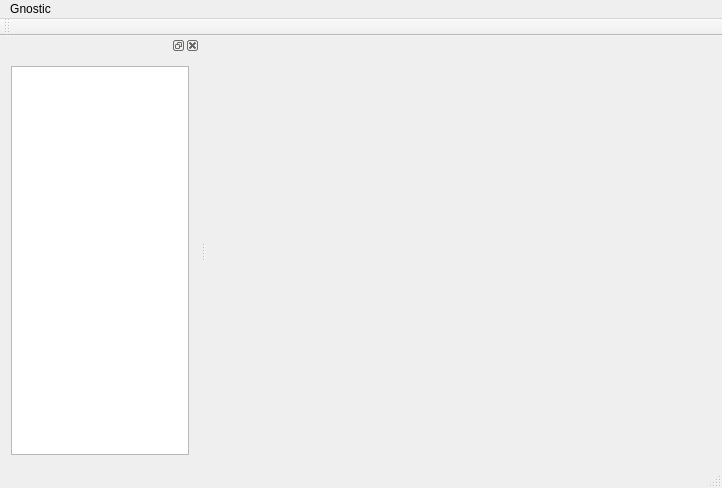
First picture: the form in src/GnosticMainWindow.ui, repository matthewg42/Gnostic, before the edit.
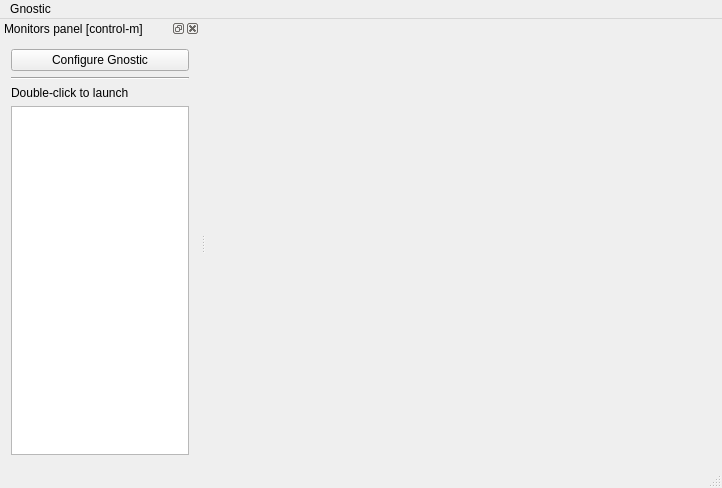
Second picture: the form after the edit. Icons and pictures are not drawn.

Commit message: lots of windows work; icons; gui etc

Patch:
```diff
--- a/src/GnosticMainWindow.ui
+++ b/src/GnosticMainWindow.ui
@@ -13,6 +13,10 @@
   <property name="windowTitle">
    <string>Gnostic</string>
   </property>
+  <property name="windowIcon">
+   <iconset>
+    <normaloff>:/icons/images/ouroboros512x512.png</normaloff>:/icons/images/ouroboros512x512.png</iconset>
+  </property>
   <widget class="QWidget" name="centralWidget">
    <layout class="QVBoxLayout" name="verticalLayout_3">
     <item>
@@ -29,26 +33,20 @@
      <height>21</height>
     </rect>
    </property>
-   <widget class="QMenu" name="menuTools">
+   <widget class="QMenu" name="gnosticMenu">
     <property name="title">
      <string>Gnostic</string>
     </property>
     <addaction name="separator"/>
-    <addaction name="actionConfigure"/>
     <addaction name="actionShow_monitors"/>
     <addaction name="actionFullscreen"/>
+    <addaction name="actionConfigure"/>
+    <addaction name="separator"/>
+    <addaction name="actionAbout"/>
     <addaction name="separator"/>
     <addaction name="actionQuit"/>
    </widget>
-   <addaction name="menuTools"/>
-  </widget>
-  <widget class="QToolBar" name="mainToolBar">
-   <attribute name="toolBarArea">
-    <enum>TopToolBarArea</enum>
-   </attribute>
-   <attribute name="toolBarBreak">
-    <bool>false</bool>
-   </attribute>
+   <addaction name="gnosticMenu"/>
   </widget>
   <widget class="QStatusBar" name="statusBar"/>
   <widget class="QDockWidget" name="monitorWidget">
@@ -64,13 +62,66 @@
      <height>524287</height>
     </size>
    </property>
+   <property name="windowTitle">
+    <string>Monitors panel [control-m]</string>
+   </property>
    <attribute name="dockWidgetArea">
     <number>1</number>
    </attribute>
    <widget class="QWidget" name="dockWidgetContents_2">
-    <layout class="QVBoxLayout" name="verticalLayout_2">
+    <layout class="QVBoxLayout" name="verticalLayout">
+     <item>
+      <layout class="QHBoxLayout" name="horizontalLayout">
+       <item>
+        <widget class="QPushButton" name="configButton">
+         <property name="toolTip">
+          <string>F2</string>
+         </property>
+         <property name="text">
+          <string>Configure Gnostic</string>
+         </property>
+         <property name="icon">
+          <iconset resource="../resources.qrc">
+           <normaloff>:/icons/images/config.png</normaloff>:/icons/images/config.png</iconset>
+         </property>
+        </widget>
+       </item>
+      </layout>
+     </item>
+     <item>
+      <widget class="Line" name="line">
+       <property name="orientation">
+        <enum>Qt::Horizontal</enum>
+       </property>
+      </widget>
+     </item>
+     <item>
+      <widget class="QLabel" name="label">
+       <property name="text">
+        <string>Double-click to launch</string>
+       </property>
+      </widget>
+     </item>
      <item>
       <widget class="QTableWidget" name="monitorTable">
+       <property name="sizePolicy">
+        <sizepolicy hsizetype="MinimumExpanding" vsizetype="Expanding">
+         <horstretch>0</horstretch>
+         <verstretch>0</verstretch>
+        </sizepolicy>
+       </property>
+       <property name="minimumSize">
+        <size>
+         <width>100</width>
+         <height>0</height>
+        </size>
+       </property>
+       <property name="maximumSize">
+        <size>
+         <width>250</width>
+         <height>16777215</height>
+        </size>
+       </property>
        <property name="editTriggers">
         <set>QAbstractItemView::NoEditTriggers</set>
        </property>
@@ -86,6 +137,10 @@
    </widget>
   </widget>
   <action name="actionQuit">
+   <property name="icon">
+    <iconset resource="../resources.qrc">
+     <normaloff>:/icons/images/exit.png</normaloff>:/icons/images/exit.png</iconset>
+   </property>
    <property name="text">
     <string>Quit</string>
    </property>
@@ -94,6 +149,10 @@
    </property>
   </action>
   <action name="actionConfigure">
+   <property name="icon">
+    <iconset resource="../resources.qrc">
+     <normaloff>:/icons/images/config.png</normaloff>:/icons/images/config.png</iconset>
+   </property>
    <property name="text">
     <string>Configure...</string>
    </property>
@@ -105,8 +164,12 @@
    <property name="checkable">
     <bool>true</bool>
    </property>
+   <property name="icon">
+    <iconset resource="../resources.qrc">
+     <normaloff>:/icons/images/fullscreen.png</normaloff>:/icons/images/fullscreen.png</iconset>
+   </property>
    <property name="text">
-    <string>Fullscreen</string>
+    <string>Toggle fullscreen</string>
    </property>
    <property name="shortcut">
     <string>F11</string>
@@ -117,12 +180,17 @@
     <bool>true</bool>
    </property>
    <property name="text">
-    <string>Show monitors</string>
+    <string>Toggle Monitors</string>
    </property>
    <property name="shortcut">
     <string>Ctrl+M</string>
    </property>
   </action>
+  <action name="actionAbout">
+   <property name="text">
+    <string>About</string>
+   </property>
+  </action>
  </widget>
  <layoutdefault spacing="6" margin="11"/>
  <resources/>
```
Left out of the diff: 4 changed lines with no effect on the pictures. The commit also changes 17 other files.
